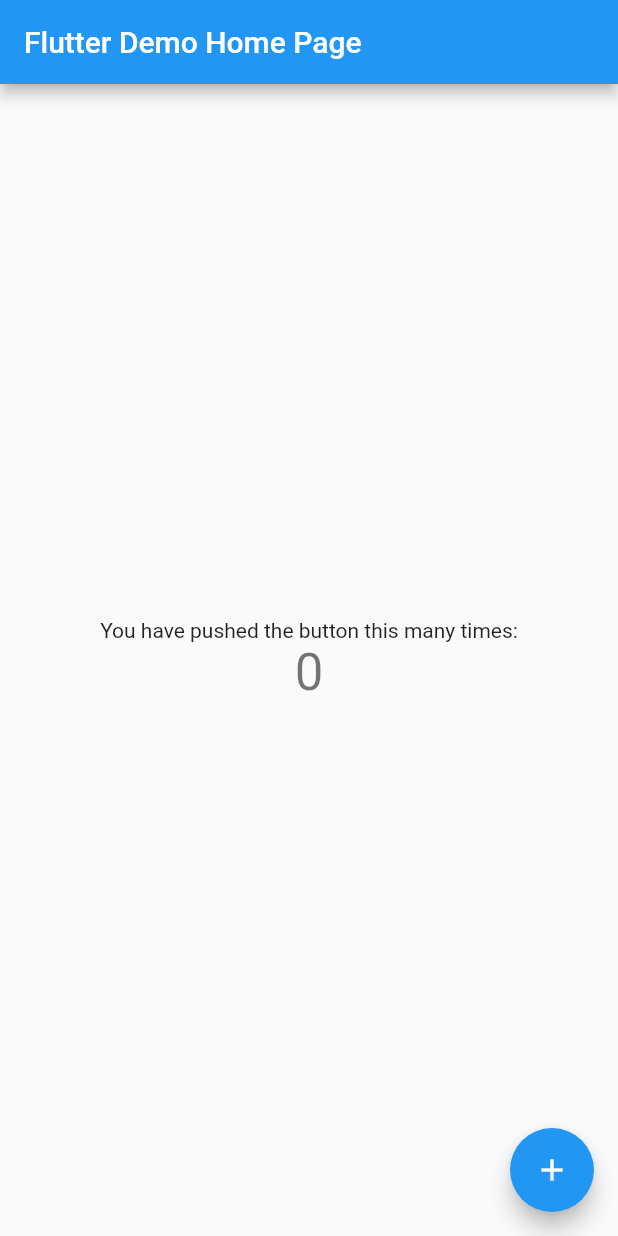
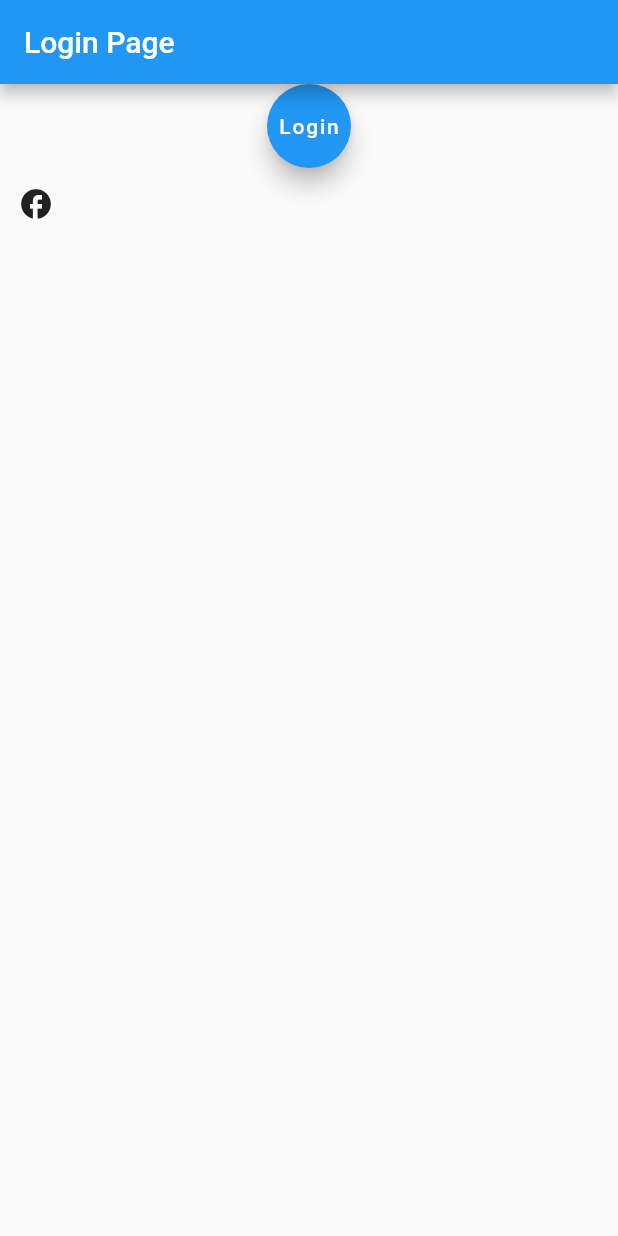
Before and after one commit to Pavan49719/closet-app, a Flutter app: the screen it shows after launch, on a phone screen of 412 x 824 dp. Run offline on Flutter 3.47's test engine with Material 2 defaults, Android fonts, the phone set to English and light mode, and no system bars.

```diff
--- a/lib/main.dart
+++ b/lib/main.dart
@@ -1,3 +1,4 @@
+import 'package:closet/screens/login_page.dart';
 import 'package:flutter/material.dart';
 
 void main() {
@@ -7,109 +8,14 @@ void main() {
 class MyApp extends StatelessWidget {
   const MyApp({Key? key}) : super(key: key);
 
-  // This widget is the root of your application.
   @override
   Widget build(BuildContext context) {
     return MaterialApp(
-      title: 'Flutter Demo',
+      title: 'HomePage',
       theme: ThemeData(
-        // This is the theme of your application.
-        //
-        // Try running your application with "flutter run". You'll see the
-        // application has a blue toolbar. Then, without quitting the app, try
-        // changing the primarySwatch below to Colors.green and then invoke
-        // "hot reload" (press "r" in the console where you ran "flutter run",
-        // or simply save your changes to "hot reload" in a Flutter IDE).
-        // Notice that the counter didn't reset back to zero; the application
-        // is not restarted.
         primarySwatch: Colors.blue,
       ),
-      home: const MyHomePage(title: 'Flutter Demo Home Page'),
+      home: const LoginPage(),
     );
   }
 }
-
-class MyHomePage extends StatefulWidget {
-  const MyHomePage({Key? key, required this.title}) : super(key: key);
-
-  // This widget is the home page of your application. It is stateful, meaning
-  // that it has a State object (defined below) that contains fields that affect
-  // how it looks.
-
-  // This class is the configuration for the state. It holds the values (in this
-  // case the title) provided by the parent (in this case the App widget) and
-  // used by the build method of the State. Fields in a Widget subclass are
-  // always marked "final".
-
-  final String title;
-
-  @override
-  State<MyHomePage> createState() => _MyHomePageState();
-}
-
-class _MyHomePageState extends State<MyHomePage> {
-  int _counter = 0;
-
-  void _incrementCounter() {
-    setState(() {
-      // This call to setState tells the Flutter framework that something has
-      // changed in this State, which causes it to rerun the build method below
-      // so that the display can reflect the updated values. If we changed
-      // _counter without calling setState(), then the build method would not be
-      // called again, and so nothing would appear to happen.
-      _counter++;
-    });
-  }
-
-  @override
-  Widget build(BuildContext context) {
-    // This method is rerun every time setState is called, for instance as done
-    // by the _incrementCounter method above.
-    //
-    // The Flutter framework has been optimized to make rerunning build methods
-    // fast, so that you can just rebuild anything that needs updating rather
-    // than having to individually change instances of widgets.
-    return Scaffold(
-      appBar: AppBar(
-        // Here we take the value from the MyHomePage object that was created by
-        // the App.build method, and use it to set our appbar title.
-        title: Text(widget.title),
-      ),
-      body: Center(
-        // Center is a layout widget. It takes a single child and positions it
-        // in the middle of the parent.
-        child: Column(
-          // Column is also a layout widget. It takes a list of children and
-          // arranges them vertically. By default, it sizes itself to fit its
-          // children horizontally, and tries to be as tall as its parent.
-          //
-          // Invoke "debug painting" (press "p" in the console, choose the
-          // "Toggle Debug Paint" action from the Flutter Inspector in Android
-          // Studio, or the "Toggle Debug Paint" command in Visual Studio Code)
-          // to see the wireframe for each widget.
-          //
-          // Column has various properties to control how it sizes itself and
-          // how it positions its children. Here we use mainAxisAlignment to
-          // center the children vertically; the main axis here is the vertical
-          // axis because Columns are vertical (the cross axis would be
-          // horizontal).
-          mainAxisAlignment: MainAxisAlignment.center,
-          children: <Widget>[
-            const Text(
-              'You have pushed the button this many times:',
-            ),
-            Text(
-              '$_counter',
-              style: Theme.of(context).textTheme.headline4,
-            ),
-          ],
-        ),
-      ),
-      floatingActionButton: FloatingActionButton(
-        onPressed: _incrementCounter,
-        tooltip: 'Increment',
-        child: const Icon(Icons.add),
-      ), // This trailing comma makes auto-formatting nicer for build methods.
-    );
-  }
-}
--- /dev/null
+++ b/lib/screens/login_page.dart
@@ -0,0 +1,45 @@
+import 'package:closet/screens/main_home_screen.dart';
+import 'package:flutter/material.dart';
+
+class LoginPage extends StatelessWidget {
+  const LoginPage({super.key});
+
+  void mainHomeScreen(BuildContext context) {
+    Navigator.of(context).push(MaterialPageRoute(builder: (_) {
+      return MainHomeScreen();
+    }));
+  }
+
+  @override
+  Widget build(BuildContext context) {
+    return Scaffold(
+      appBar: AppBar(
+        title: const Text("Login Page"),
+      ),
+      body: Column(
+        children: [
+          Center(
+            child: FloatingActionButton(
+                child: const Text("Login"),
+                onPressed: () {
+                  Navigator.push(
+                      context,
+                      MaterialPageRoute(
+                          builder: (context) => MainHomeScreen()));
+                }),
+          ),
+          Row(
+            children: [
+              Container(
+                child: IconButton(
+                  icon: Icon(Icons.facebook),
+                  onPressed: () {},
+                ),
+              ),
+            ],
+          )
+        ],
+      ),
+    );
+  }
+}
--- a/pubspec.yaml
+++ b/pubspec.yaml
@@ -34,6 +34,7 @@ dependencies:
   # The following adds the Cupertino Icons font to your application.
   # Use with the CupertinoIcons class for iOS style icons.
   cupertino_icons: ^1.0.2
+  flutter_signin_button: ^2.0.0
 
 dev_dependencies:
   flutter_test:
```
Also changed, not shown: lib/screens/chat_page.dart (added, +14 -0 lines), lib/screens/fast_fashion_page.dart (added, +16 -0 lines), lib/screens/favorite_page.dart (added, +14 -0 lines), lib/screens/main_home_screen.dart (added, +135 -0 lines), lib/screens/profile_page.dart (added, +14 -0 lines), lib/screens/search_page.dart (added, +14 -0 lines), lib/screens/settings_page.dart (added, +14 -0 lines), lib/screens/shopping_bag_page.dart (added, +12 -0 lines), lib/widgets/main_drawer.dart (added, +79 -0 lines), lib/screens/tempCodeRunnerFile.dart (added), pubspec.lock.
